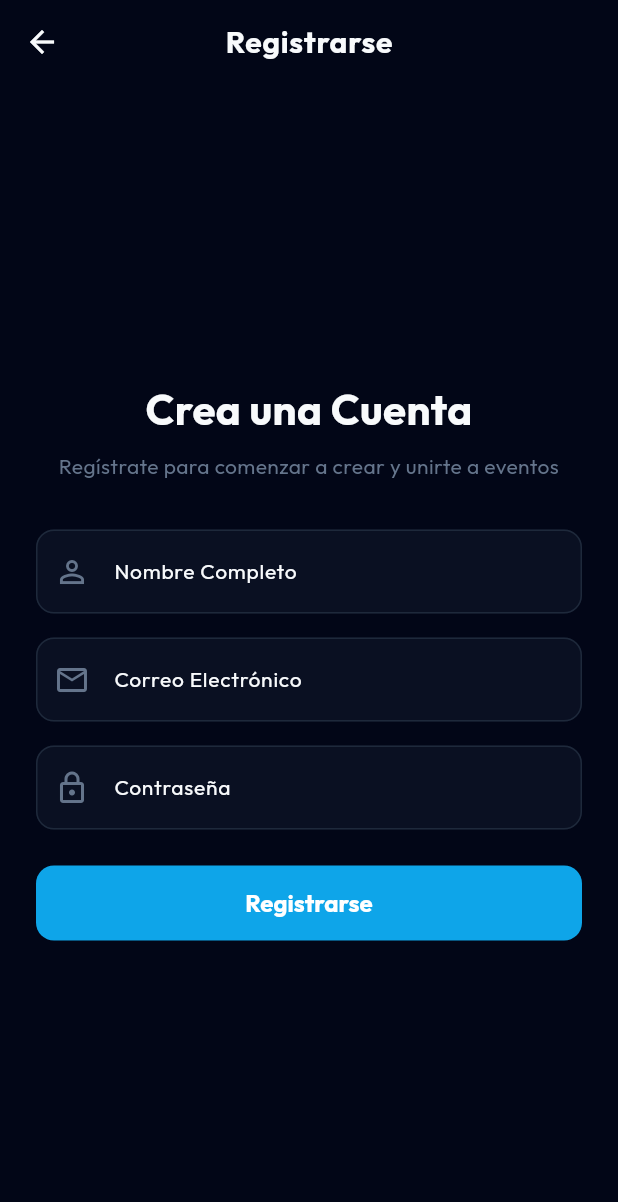
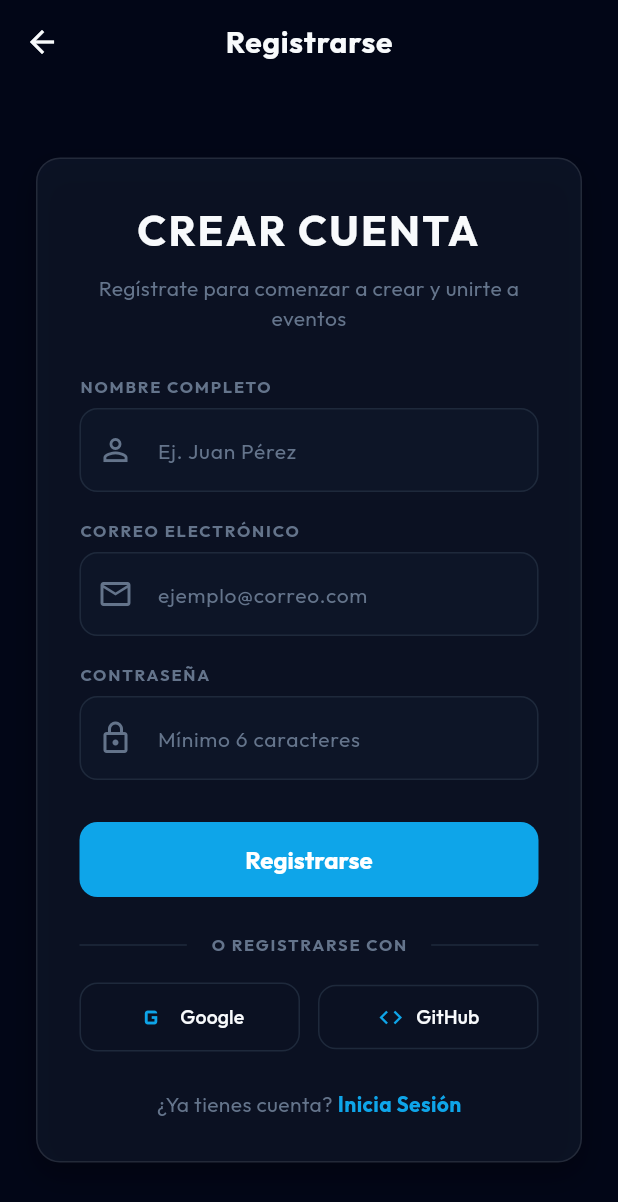
Before and after one commit to Quimaerical/event-Hub-App, a Flutter app: the screen it shows after launch, after a tap on "Iniciar Sesión", after a tap on "Regístrate", on a phone screen of 412 x 824 dp. Shown: the top 1202 px of the screen. Run offline on Flutter 3.47's test engine with Material 3 defaults, Android fonts, the phone set to English and light mode, and no system bars; our stand-ins replace dio, flutter_bloc, flutter_dotenv, flutter_secure_storage, google_fonts.

Commit message:
feat(auth): add UserModel, refactor LoginView and RegisterView with glassmorphism and OAuth

```diff
--- /dev/null
+++ b/lib/features/auth/data/models/user_model.dart
@@ -0,0 +1,48 @@
+import 'package:flutter/foundation.dart';
+
+@immutable
+class UserModel {
+  final int id;
+  final String nombre;
+  final String email;
+  final int? roleId;
+  final String? roleNombre;
+  final String? departamento;
+  final String? telefono;
+
+  const UserModel({
+    required this.id,
+    required this.nombre,
+    required this.email,
+    this.roleId,
+    this.roleNombre,
+    this.departamento,
+    this.telefono,
+  });
+
+  factory UserModel.fromJson(Map<String, dynamic> json) {
+    return UserModel(
+      id: json['id'] is int
+          ? json['id'] as int
+          : int.parse(json['id'].toString()),
+      nombre: json['nombre']?.toString() ?? '',
+      email: json['email']?.toString() ?? '',
+      roleId: json['role_id'] as int?,
+      roleNombre: json['role_nombre']?.toString(),
+      departamento: json['departamento']?.toString(),
+      telefono: json['telefono']?.toString(),
+    );
+  }
+
+  Map<String, dynamic> toJson() {
+    return {
+      'id': id,
+      'nombre': nombre,
+      'email': email,
+      'role_id': roleId,
+      'role_nombre': roleNombre,
+      'departamento': departamento,
+      'telefono': telefono,
+    };
+  }
+}
--- a/lib/features/auth/presentation/screens/login_screen.dart
+++ b/lib/features/auth/presentation/screens/login_screen.dart
@@ -7,6 +7,9 @@ import '../bloc/auth_event.dart';
 import '../bloc/auth_state.dart';
 import 'register_screen.dart';
 import '../../../dashboard/presentation/screens/dashboard_screen.dart';
+
+/// Alias for conventional naming
+typedef LoginView = LoginScreen;
 
 class LoginScreen extends StatefulWidget {
   const LoginScreen({super.key});
@@ -52,6 +55,10 @@ class _LoginScreenState extends State<LoginScreen> {
               SnackBar(
                 content: Text(state.error),
                 backgroundColor: Colors.redAccent,
+                behavior: SnackBarBehavior.floating,
+                shape: RoundedRectangleBorder(
+                  borderRadius: BorderRadius.circular(12),
+                ),
               ),
             );
           }
@@ -61,37 +68,24 @@ class _LoginScreenState extends State<LoginScreen> {
             constraints: const BoxConstraints(maxWidth: 600),
             child: SingleChildScrollView(
               padding: const EdgeInsets.all(24.0),
+              child: Container(
+                decoration: AppTheme.darkGlassDecoration,
+                padding: const EdgeInsets.all(28.0),
                 child: Form(
                   key: _formKey,
                   child: Column(
-                  mainAxisAlignment: MainAxisAlignment.center,
+                    mainAxisSize: MainAxisSize.min,
                     crossAxisAlignment: CrossAxisAlignment.stretch,
                     children: [
-                    const Text(
-                      'EventHub',
-                      textAlign: TextAlign.center,
-                      style: TextStyle(
-                        fontSize: 36,
-                        fontWeight: FontWeight.bold,
-                        color: AppTheme.skyBlue,
-                        letterSpacing: 1.0,
-                      ),
-                    ),
-                    const SizedBox(height: 8),
-                    const Text(
-                      'Inicia sesión en tu cuenta para continuar',
-                      textAlign: TextAlign.center,
-                      style: TextStyle(fontSize: 14, color: AppTheme.textMuted),
-                    ),
-                    const SizedBox(height: 40),
-
-                    // Email Field
+                      const _LoginHeader(),
+                      const SizedBox(height: 32),
+                      const _InputLabel(label: 'CORREO ELECTRÓNICO'),
+                      const SizedBox(height: 6),
                       TextFormField(
                         controller: _emailController,
                         validator: AppValidators.validateEmail,
                         keyboardType: TextInputType.emailAddress,
                         decoration: const InputDecoration(
-                        labelText: 'Correo Electrónico',
                           hintText: 'ejemplo@correo.com',
                           prefixIcon: Icon(
                             Icons.email_outlined,
@@ -99,15 +93,14 @@ class _LoginScreenState extends State<LoginScreen> {
                           ),
                         ),
                       ),
-                    const SizedBox(height: 16),
-
-                    // Password Field
+                      const SizedBox(height: 20),
+                      const _InputLabel(label: 'CONTRASEÑA'),
+                      const SizedBox(height: 6),
                       TextFormField(
                         controller: _passwordController,
                         validator: AppValidators.validatePassword,
                         obscureText: true,
                         decoration: const InputDecoration(
-                        labelText: 'Contraseña',
                           hintText: '••••••••',
                           prefixIcon: Icon(
                             Icons.lock_outlined,
@@ -115,27 +108,101 @@ class _LoginScreenState extends State<LoginScreen> {
                           ),
                         ),
                       ),
+                      const SizedBox(height: 28),
+                      _SubmitButton(onPressed: _submit),
+                      const SizedBox(height: 28),
+                      const _OAuthSection(),
                       const SizedBox(height: 24),
+                      const _RegisterFooterLink(),
+                    ],
+                  ),
+                ),
+              ),
+            ),
+          ),
+        ),
+      ),
+    );
+  }
+}
 
-                    // Submit Button
-                    BlocBuilder<AuthBloc, AuthState>(
+class _LoginHeader extends StatelessWidget {
+  const _LoginHeader();
+
+  @override
+  Widget build(BuildContext context) {
+    return const Column(
+      children: [
+        Text(
+          'EVENT HUB',
+          textAlign: TextAlign.center,
+          style: TextStyle(
+            fontSize: 32,
+            fontWeight: FontWeight.w800,
+            color: AppTheme.skyBlue,
+            letterSpacing: 2.0,
+          ),
+        ),
+        SizedBox(height: 8),
+        Text(
+          'Inicia sesión en tu cuenta para continuar',
+          textAlign: TextAlign.center,
+          style: TextStyle(fontSize: 14, color: AppTheme.textMuted),
+        ),
+      ],
+    );
+  }
+}
+
+class _InputLabel extends StatelessWidget {
+  final String label;
+
+  const _InputLabel({required this.label});
+
+  @override
+  Widget build(BuildContext context) {
+    return Text(
+      label,
+      style: const TextStyle(
+        fontSize: 11,
+        fontWeight: FontWeight.bold,
+        color: AppTheme.textMuted,
+        letterSpacing: 1.2,
+      ),
+    );
+  }
+}
+
+class _SubmitButton extends StatelessWidget {
+  final VoidCallback onPressed;
+
+  const _SubmitButton({required this.onPressed});
+
+  @override
+  Widget build(BuildContext context) {
+    return BlocBuilder<AuthBloc, AuthState>(
       builder: (context, state) {
         if (state is AuthLoading) {
           return const Center(
-                            child: CircularProgressIndicator(
-                              color: AppTheme.skyBlue,
-                            ),
+            child: CircularProgressIndicator(color: AppTheme.skyBlue),
           );
         }
         return ElevatedButton(
-                          onPressed: _submit,
+          onPressed: onPressed,
           child: const Text('Iniciar Sesión'),
         );
       },
-                    ),
-                    const SizedBox(height: 24),
+    );
+  }
+}
 
-                    // Social Login Divider
+class _OAuthSection extends StatelessWidget {
+  const _OAuthSection();
+
+  @override
+  Widget build(BuildContext context) {
+    return Column(
+      children: [
         const Row(
           children: [
             Expanded(child: Divider(color: AppTheme.borderDark)),
@@ -147,6 +214,7 @@ class _LoginScreenState extends State<LoginScreen> {
                   color: AppTheme.textMuted,
                   fontSize: 11,
                   fontWeight: FontWeight.bold,
+                  letterSpacing: 1.2,
                 ),
               ),
             ),
@@ -154,69 +222,72 @@ class _LoginScreenState extends State<LoginScreen> {
           ],
         ),
         const SizedBox(height: 16),
-
-                    // OAuth login simulation buttons
         Row(
           children: [
             Expanded(
-                          child: OutlinedButton(
+              child: OutlinedButton.icon(
                 onPressed: () {
                   ScaffoldMessenger.of(context).showSnackBar(
                     const SnackBar(
-                                  content: Text(
-                                    'Redirigiendo a Google OAuth...',
-                                  ),
+                      content: Text('Redirigiendo a Google OAuth...'),
                     ),
                   );
                 },
+                icon: const Icon(
+                  Icons.g_mobiledata,
+                  color: AppTheme.skyBlue,
+                  size: 22,
+                ),
+                label: const Text(
+                  'Google',
+                  style: TextStyle(color: AppTheme.textLight, fontSize: 13),
+                ),
                 style: OutlinedButton.styleFrom(
-                              side: const BorderSide(
-                                color: AppTheme.borderDark,
-                              ),
+                  side: const BorderSide(color: AppTheme.borderDark),
                   shape: RoundedRectangleBorder(
                     borderRadius: BorderRadius.circular(12),
                   ),
                   padding: const EdgeInsets.symmetric(vertical: 12),
                 ),
-                            child: const Text(
-                              'Google',
-                              style: TextStyle(color: AppTheme.textLight),
-                            ),
               ),
             ),
             const SizedBox(width: 12),
             Expanded(
-                          child: OutlinedButton(
+              child: OutlinedButton.icon(
                 onPressed: () {
                   ScaffoldMessenger.of(context).showSnackBar(
                     const SnackBar(
-                                  content: Text(
-                                    'Redirigiendo a GitHub OAuth...',
-                                  ),
+                      content: Text('Redirigiendo a GitHub OAuth...'),
                     ),
                   );
                 },
+                icon: const Icon(Icons.code, color: AppTheme.skyBlue, size: 18),
+                label: const Text(
+                  'GitHub',
+                  style: TextStyle(color: AppTheme.textLight, fontSize: 13),
+                ),
                 style: OutlinedButton.styleFrom(
-                              side: const BorderSide(
-                                color: AppTheme.borderDark,
-                              ),
+                  side: const BorderSide(color: AppTheme.borderDark),
                   shape: RoundedRectangleBorder(
                     borderRadius: BorderRadius.circular(12),
                   ),
                   padding: const EdgeInsets.symmetric(vertical: 12),
                 ),
-                            child: const Text(
-                              'GitHub',
-                              style: TextStyle(color: AppTheme.textLight),
-                            ),
               ),
             ),
           ],
         ),
-                    const SizedBox(height: 32),
+      ],
+    );
+  }
+}
 
-                    // Navigation link
-                    Row(
+class _RegisterFooterLink extends StatelessWidget {
+  const _RegisterFooterLink();
+
+  @override
+  Widget build(BuildContext context) {
+    return Row(
       mainAxisAlignment: MainAxisAlignment.center,
       children: [
         const Text(
@@ -225,11 +296,9 @@ class _LoginScreenState extends State<LoginScreen> {
         ),
         GestureDetector(
           onTap: () {
-                            Navigator.of(context).push(
-                              MaterialPageRoute(
-                                builder: (_) => const RegisterScreen(),
-                              ),
-                            );
+            Navigator.of(
+              context,
+            ).push(MaterialPageRoute(builder: (_) => const RegisterScreen()));
           },
           child: const Text(
             'Regístrate',
@@ -240,14 +309,6 @@ class _LoginScreenState extends State<LoginScreen> {
           ),
         ),
       ],
-                    ),
-                  ],
-                ),
-              ),
-            ),
-          ),
-        ),
-      ),
     );
   }
 }
--- a/lib/features/auth/presentation/screens/register_screen.dart
+++ b/lib/features/auth/presentation/screens/register_screen.dart
@@ -6,6 +6,9 @@ import '../bloc/auth_bloc.dart';
 import '../bloc/auth_event.dart';
 import '../bloc/auth_state.dart';
 import '../../../dashboard/presentation/screens/dashboard_screen.dart';
+
+/// Alias for conventional naming
+typedef RegisterView = RegisterScreen;
 
 class RegisterScreen extends StatefulWidget {
   const RegisterScreen({super.key});
@@ -62,6 +65,10 @@ class _RegisterScreenState extends State<RegisterScreen> {
               SnackBar(
                 content: Text(state.error),
                 backgroundColor: Colors.redAccent,
+                behavior: SnackBarBehavior.floating,
+                shape: RoundedRectangleBorder(
+                  borderRadius: BorderRadius.circular(12),
+                ),
               ),
             );
           }
@@ -71,36 +78,24 @@ class _RegisterScreenState extends State<RegisterScreen> {
             constraints: const BoxConstraints(maxWidth: 600),
             child: SingleChildScrollView(
               padding: const EdgeInsets.all(24.0),
+              child: Container(
+                decoration: AppTheme.darkGlassDecoration,
+                padding: const EdgeInsets.all(28.0),
                 child: Form(
                   key: _formKey,
                   child: Column(
                     crossAxisAlignment: CrossAxisAlignment.stretch,
                     children: [
-                    const Text(
-                      'Crea una Cuenta',
-                      textAlign: TextAlign.center,
-                      style: TextStyle(
-                        fontSize: 28,
-                        fontWeight: FontWeight.bold,
-                        color: AppTheme.textLight,
-                      ),
-                    ),
-                    const SizedBox(height: 8),
-                    const Text(
-                      'Regístrate para comenzar a crear y unirte a eventos',
-                      textAlign: TextAlign.center,
-                      style: TextStyle(fontSize: 14, color: AppTheme.textMuted),
-                    ),
-                    const SizedBox(height: 32),
-
-                    // Name Field
+                      const _RegisterHeader(),
+                      const SizedBox(height: 28),
+                      const _RegisterInputLabel(label: 'NOMBRE COMPLETO'),
+                      const SizedBox(height: 6),
                       TextFormField(
                         controller: _nombreController,
                         validator: (val) =>
                             AppValidators.validateRequired(val, 'El nombre'),
                         keyboardType: TextInputType.name,
                         decoration: const InputDecoration(
-                        labelText: 'Nombre Completo',
                           hintText: 'Ej. Juan Pérez',
                           prefixIcon: Icon(
                             Icons.person_outline,
@@ -108,15 +103,14 @@ class _RegisterScreenState extends State<RegisterScreen> {
                           ),
                         ),
                       ),
-                    const SizedBox(height: 16),
-
-                    // Email Field
+                      const SizedBox(height: 18),
+                      const _RegisterInputLabel(label: 'CORREO ELECTRÓNICO'),
+                      const SizedBox(height: 6),
                       TextFormField(
                         controller: _emailController,
                         validator: AppValidators.validateEmail,
                         keyboardType: TextInputType.emailAddress,
                         decoration: const InputDecoration(
-                        labelText: 'Correo Electrónico',
                           hintText: 'ejemplo@correo.com',
                           prefixIcon: Icon(
                             Icons.email_outlined,
@@ -124,15 +118,14 @@ class _RegisterScreenState extends State<RegisterScreen> {
                           ),
                         ),
                       ),
-                    const SizedBox(height: 16),
-
-                    // Password Field
+                      const SizedBox(height: 18),
+                      const _RegisterInputLabel(label: 'CONTRASEÑA'),
+                      const SizedBox(height: 6),
                       TextFormField(
                         controller: _passwordController,
                         validator: AppValidators.validatePassword,
                         obscureText: true,
                         decoration: const InputDecoration(
-                        labelText: 'Contraseña',
                           hintText: 'Mínimo 6 caracteres',
                           prefixIcon: Icon(
                             Icons.lock_outlined,
@@ -140,25 +133,14 @@ class _RegisterScreenState extends State<RegisterScreen> {
                           ),
                         ),
                       ),
+                      const SizedBox(height: 28),
+                      _RegisterSubmitButton(onPressed: _submit),
                       const SizedBox(height: 24),
-
-                    // Submit Button
-                    BlocBuilder<AuthBloc, AuthState>(
-                      builder: (context, state) {
-                        if (state is AuthLoading) {
-                          return const Center(
-                            child: CircularProgressIndicator(
-                              color: AppTheme.skyBlue,
+                      const _RegisterOAuthSection(),
+                      const SizedBox(height: 24),
+                      const _LoginFooterLink(),
+                    ],
                   ),
-                          );
-                        }
-                        return ElevatedButton(
-                          onPressed: _submit,
-                          child: const Text('Registrarse'),
-                        );
-                      },
-                    ),
-                  ],
                 ),
               ),
             ),
@@ -168,3 +150,188 @@ class _RegisterScreenState extends State<RegisterScreen> {
     );
   }
 }
+
+class _RegisterHeader extends StatelessWidget {
+  const _RegisterHeader();
+
+  @override
+  Widget build(BuildContext context) {
+    return const Column(
+      children: [
+        Text(
+          'CREAR CUENTA',
+          textAlign: TextAlign.center,
+          style: TextStyle(
+            fontSize: 28,
+            fontWeight: FontWeight.bold,
+            color: AppTheme.textLight,
+            letterSpacing: 1.5,
+          ),
+        ),
+        SizedBox(height: 8),
+        Text(
+          'Regístrate para comenzar a crear y unirte a eventos',
+          textAlign: TextAlign.center,
+          style: TextStyle(fontSize: 14, color: AppTheme.textMuted),
+        ),
+      ],
+    );
+  }
+}
+
+class _RegisterInputLabel extends StatelessWidget {
+  final String label;
+
+  const _RegisterInputLabel({required this.label});
+
+  @override
+  Widget build(BuildContext context) {
+    return Text(
+      label,
+      style: const TextStyle(
+        fontSize: 11,
+        fontWeight: FontWeight.bold,
+        color: AppTheme.textMuted,
+        letterSpacing: 1.2,
+      ),
+    );
+  }
+}
+
+class _RegisterSubmitButton extends StatelessWidget {
+  final VoidCallback onPressed;
+
+  const _RegisterSubmitButton({required this.onPressed});
+
+  @override
+  Widget build(BuildContext context) {
+    return BlocBuilder<AuthBloc, AuthState>(
+      builder: (context, state) {
+        if (state is AuthLoading) {
+          return const Center(
+            child: CircularProgressIndicator(color: AppTheme.skyBlue),
+          );
+        }
+        return ElevatedButton(
+          onPressed: onPressed,
+          child: const Text('Registrarse'),
+        );
+      },
+    );
+  }
+}
+
+class _RegisterOAuthSection extends StatelessWidget {
+  const _RegisterOAuthSection();
+
+  @override
+  Widget build(BuildContext context) {
+    return Column(
+      children: [
+        const Row(
+          children: [
+            Expanded(child: Divider(color: AppTheme.borderDark)),
+            Padding(
+              padding: EdgeInsets.symmetric(horizontal: 16.0),
+              child: Text(
+                'O REGISTRARSE CON',
+                style: TextStyle(
+                  color: AppTheme.textMuted,
+                  fontSize: 11,
+                  fontWeight: FontWeight.bold,
+                  letterSpacing: 1.2,
+                ),
+              ),
+            ),
+            Expanded(child: Divider(color: AppTheme.borderDark)),
+          ],
+        ),
+        const SizedBox(height: 16),
+        Row(
+          children: [
+            Expanded(
+              child: OutlinedButton.icon(
+                onPressed: () {
+                  ScaffoldMessenger.of(context).showSnackBar(
+                    const SnackBar(
+                      content: Text('Redirigiendo a Google OAuth...'),
+                    ),
+                  );
+                },
+                icon: const Icon(
+                  Icons.g_mobiledata,
+                  color: AppTheme.skyBlue,
+                  size: 22,
+                ),
+                label: const Text(
+                  'Google',
+                  style: TextStyle(color: AppTheme.textLight, fontSize: 13),
+                ),
+                style: OutlinedButton.styleFrom(
+                  side: const BorderSide(color: AppTheme.borderDark),
+                  shape: RoundedRectangleBorder(
+                    borderRadius: BorderRadius.circular(12),
+                  ),
+                  padding: const EdgeInsets.symmetric(vertical: 12),
+                ),
+              ),
+            ),
+            const SizedBox(width: 12),
+            Expanded(
+              child: OutlinedButton.icon(
+                onPressed: () {
+                  ScaffoldMessenger.of(context).showSnackBar(
+                    const SnackBar(
+                      content: Text('Redirigiendo a GitHub OAuth...'),
+                    ),
+                  );
+                },
+                icon: const Icon(Icons.code, color: AppTheme.skyBlue, size: 18),
+                label: const Text(
+                  'GitHub',
+                  style: TextStyle(color: AppTheme.textLight, fontSize: 13),
+                ),
+                style: OutlinedButton.styleFrom(
+                  side: const BorderSide(color: AppTheme.borderDark),
+                  shape: RoundedRectangleBorder(
+                    borderRadius: BorderRadius.circular(12),
+                  ),
+                  padding: const EdgeInsets.symmetric(vertical: 12),
+                ),
+              ),
+            ),
+          ],
+        ),
+      ],
+    );
+  }
+}
+
+class _LoginFooterLink extends StatelessWidget {
+  const _LoginFooterLink();
+
+  @override
+  Widget build(BuildContext context) {
+    return Row(
+      mainAxisAlignment: MainAxisAlignment.center,
+      children: [
+        const Text(
+          '¿Ya tienes cuenta? ',
+          style: TextStyle(color: AppTheme.textMuted),
+        ),
+        GestureDetector(
+          onTap: () {
+            Navigator.of(context).pop();
+          },
+          child: const Text(
+            'Inicia Sesión',
+            style: TextStyle(
+              color: AppTheme.skyBlue,
+              fontWeight: FontWeight.bold,
+            ),
+          ),
+        ),
+      ],
+    );
+  }
+}
--- /dev/null
+++ b/lib/features/auth/presentation/views/login_view.dart
@@ -0,0 +1 @@
+export '../screens/login_screen.dart';
--- /dev/null
+++ b/lib/features/auth/presentation/views/register_view.dart
@@ -0,0 +1 @@
+export '../screens/register_screen.dart';
```
Also changed, not shown: 2 other files. Lines whose indentation alone changed are shown as unchanged.
